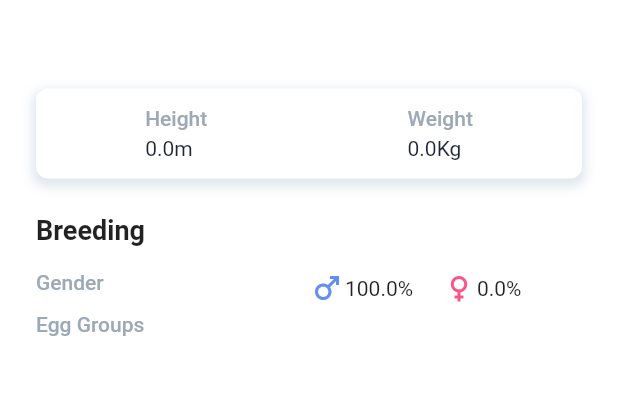
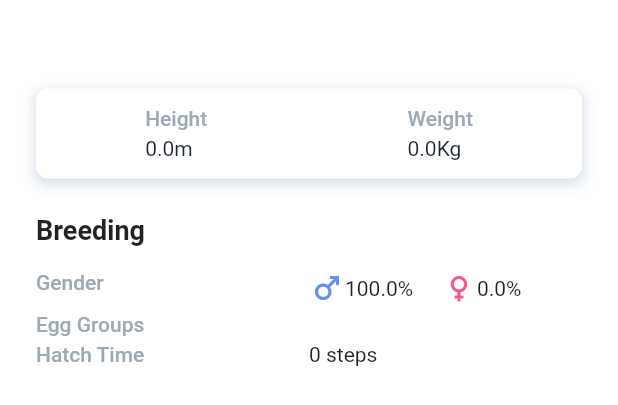
Before and after one commit to Rodrigo-Tei/pokedex, a Flutter app: the AboutTab widget shown alone on an empty page, opened directly with empty values, on a phone screen of 412 x 824 dp. Shown: the top 405 px of the screen. Run offline on Flutter 3.47's test engine with Material 2 defaults, Android fonts, the phone set to English and light mode, and no system bars; our stand-ins replace animated_text_kit, equatable, flutter_bloc, shimmer; network calls fail.

Commit message:
Include hatch counter

```diff
--- a/lib/helpers/build_pokemon_number.dart
+++ b/lib/helpers/build_pokemon_number.dart
@@ -13,3 +13,7 @@ double decimeterToMeter(int decimeter) {
 double convertGenderRate(int genderRate) {
   return genderRate * 12.5;
 }
+
+int buildHatchCounter(int hatchCounter) {
+  return hatchCounter * 257;
+}
--- a/lib/models/pokemon_details.dart
+++ b/lib/models/pokemon_details.dart
@@ -4,7 +4,7 @@ part 'pokemon_details.g.dart';
 
 @JsonSerializable(fieldRename: FieldRename.snake)
 class PokemonDetails {
-  PokemonDetails(this.genera, this.flavorText, this.genderRate, this.eggGroups);
+  PokemonDetails(this.genera, this.flavorText, this.genderRate, this.eggGroups, this.hatchCounter);
 
   @JsonKey(name: 'genera', fromJson: _extractGenera)
   String genera;
@@ -16,6 +16,7 @@ class PokemonDetails {
   List<String> eggGroups;
 
   int genderRate;
+  int hatchCounter;
 
   factory PokemonDetails.fromJson(Map<String, dynamic> json) =>
       _$PokemonDetailsFromJson(json);
--- a/lib/modules/pokemon_details/bloc/pokemon_details_bloc.dart
+++ b/lib/modules/pokemon_details/bloc/pokemon_details_bloc.dart
@@ -1,4 +1,5 @@
 import 'package:flutter_bloc/flutter_bloc.dart';
+import 'package:pokedex/helpers/build_pokemon_number.dart';
 import 'package:pokedex/helpers/pokemon_strings_helper.dart';
 import 'package:pokedex/models/pokemon_details.dart';
 import 'package:pokedex/modules/pokemon_details/bloc/pokemon_details_event.dart';
@@ -19,6 +20,8 @@ class PokemonDetailsBloc
         pokemonDetails.eggGroups[i] =
             capitalizeFirstLetter(pokemonDetails.eggGroups[i]);
       }
+      pokemonDetails.hatchCounter =
+          buildHatchCounter(pokemonDetails.hatchCounter);
       emit(PokemonDetailsLoaded(pokemonDetails));
     });
   }
--- a/lib/modules/pokemon_details/ui/about_tab.dart
+++ b/lib/modules/pokemon_details/ui/about_tab.dart
@@ -249,6 +249,21 @@ class AboutTab extends StatelessWidget {
                         ),
                 ],
               ),
+              rowSpacer,
+              TableRow(
+                children: [
+                  Text(
+                    "Hatch Time",
+                    style: TextStyle(
+                        color: DefaultTheme.grayscale[Grayscale.gray],
+                        fontSize: 14.0,
+                        fontWeight: FontWeight.w500),
+                  ),
+                  loading
+                      ? _buildSmallTextShimmer()
+                      : Text('${pokemonDetails.hatchCounter.toString()} steps')
+                ],
+              )
             ],
           )
         ],
@@ -260,6 +275,7 @@ class AboutTab extends StatelessWidget {
   Widget build(BuildContext context) {
     return Container(
       margin: const EdgeInsets.all(24.0),
+      child: SingleChildScrollView(
         child: Column(
           children: [
             _buildFlavourText(context),
@@ -267,6 +283,7 @@ class AboutTab extends StatelessWidget {
             _buildBreedingDetails(),
           ],
         ),
+      ),
     );
   }
 }
```
Also changed, not shown: lib/modules/pokemon_details/ui/pokemon_details_page.dart (+5 -2 lines), lib/modules/pokemon_details/ui/stats_tab.dart (added, +19 -0 lines), lib/models/pokemon_details.g.dart. Lines whose indentation alone changed are shown as unchanged.
